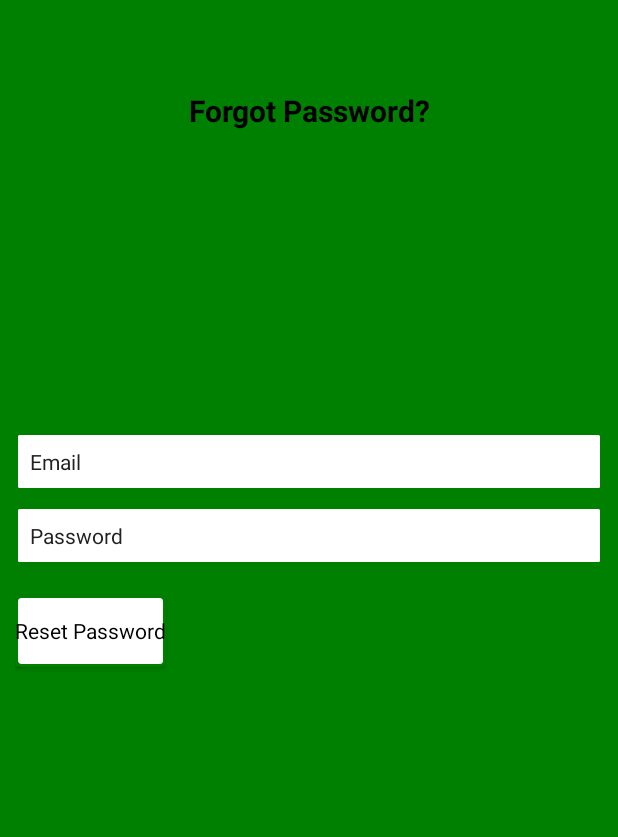
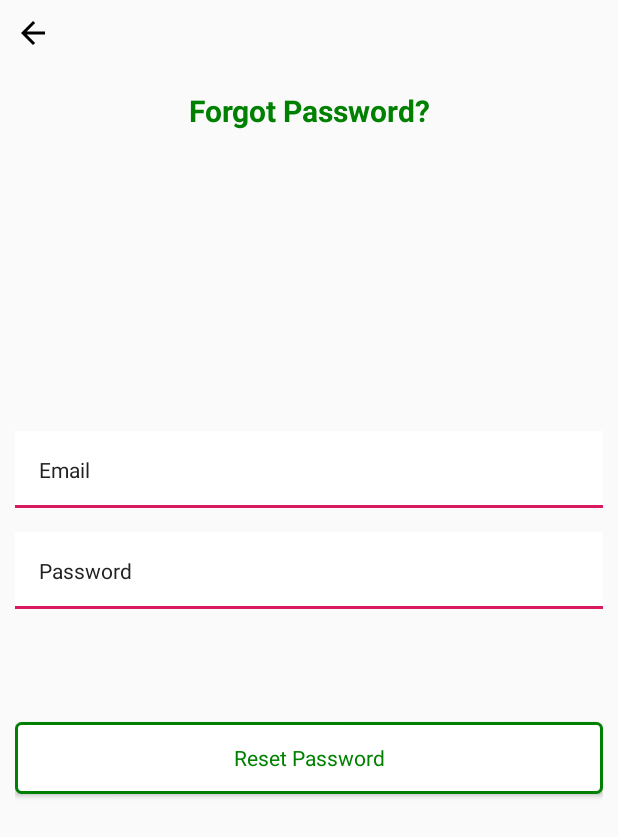
Before and after one commit to musicophile/Filymart-Android-App, an Android app: the ForgotPasswordActivity screen opened directly, with no data from a screen before it, on a phone screen of 412 x 824 dp. Shown: the top 837 px of the screen. Run offline under Robolectric (Android 15) with nearby library versions, the phone set to English and light mode, and no system bars; our stand-ins replace ButterKnife.

Commit message:
modified_shopping ui
Added Shopping navigation from top left menu

```diff
--- a/app/src/main/java/com/example/filymart/ForgotPasswordActivity.java
+++ b/app/src/main/java/com/example/filymart/ForgotPasswordActivity.java
@@ -12,6 +12,7 @@ import android.view.Window;
 import android.view.WindowManager;
 import android.widget.Button;
 import android.widget.EditText;
+import android.widget.TextView;
 import android.widget.Toast;
 
 import com.example.filymart.app.AppConfig;
@@ -38,6 +39,8 @@ public class ForgotPasswordActivity extends AppCompatActivity {
     EditText fpassword;
     @BindView(R.id.btnReset)
     Button btnReset;
+    @BindView(R.id.bacArrow)
+    TextView backArrow;
     private ProgressDialog pDialog;
     private SessionManager session;
     private SQLiteHandler db;
@@ -85,6 +88,10 @@ public class ForgotPasswordActivity extends AppCompatActivity {
                     "Please enter the credentials!", Toast.LENGTH_LONG)
                     .show();
         }
+    }
+    @OnClick(R.id.bacArrow)
+    public void closeThisActivityIntent(){
+        this.finish();
     }
 
     class CreateNewProduct extends AsyncTask<String, String, String> {
--- a/app/src/main/java/com/example/filymart/activity/HomeActivity.java
+++ b/app/src/main/java/com/example/filymart/activity/HomeActivity.java
@@ -36,6 +36,7 @@ import com.example.filymart.LoginActivity;
 import com.example.filymart.NewAddressActivity;
 import com.example.filymart.OtherProductsActivity;
 import com.example.filymart.R;
+import com.example.filymart.RegisterActivity;
 import com.example.filymart.fragment.HomeFragment;
 import com.example.filymart.fragment.BusketsFragment;
 import com.example.filymart.fragment.NotificationsFragment;
@@ -443,7 +444,8 @@ public class HomeActivity extends AppCompatActivity {
 
         }
         if (id == R.id.action_register) {
-            Toast.makeText(getApplicationContext(), "Register user!", Toast.LENGTH_LONG).show();
+            startActivity(new Intent(this, RegisterActivity.class));
+            //Toast.makeText(getApplicationContext(), "Register user!", Toast.LENGTH_LONG).show();
             return true;
         }
 
--- a/app/src/main/java/com/example/filymart/fragment/ShoppingFragment.java
+++ b/app/src/main/java/com/example/filymart/fragment/ShoppingFragment.java
@@ -6,6 +6,7 @@ import android.content.res.Resources;
 import android.graphics.Rect;
 import android.os.AsyncTask;
 import android.os.Bundle;
+import android.os.StrictMode;
 import android.support.v4.app.Fragment;
 import android.support.v7.widget.DefaultItemAnimator;
 import android.support.v7.widget.GridLayoutManager;
@@ -17,6 +18,7 @@ import android.view.View;
 import android.view.ViewGroup;
 import android.widget.Button;
 import android.widget.EditText;
+import android.widget.TextView;
 import android.widget.Toast;
 
 import com.android.volley.Request;
@@ -57,7 +59,7 @@ public class ShoppingFragment extends Fragment {
     @BindView(R.id.searchBar)
     EditText searchBar;
     @BindView(R.id.btnSearch)
-    Button btnSearch;
+    TextView btnSearch;
     private ProductsAdapter adapter;
     private List<Product> productList;
     private ProgressDialog pDialog;
@@ -81,6 +83,7 @@ public class ShoppingFragment extends Fragment {
                              Bundle savedInstanceState) {
         // Inflate the layout for this fragment
         View view = inflater.inflate(R.layout.fragment_shopping, container, false);
+
         ButterKnife.bind(this,view);
 
 
--- a/app/src/main/res/layout/activity_forgot_password.xml
+++ b/app/src/main/res/layout/activity_forgot_password.xml
@@ -1,14 +1,19 @@
 <?xml version="1.0" encoding="utf-8"?>
 <android.support.constraint.ConstraintLayout xmlns:android="http://schemas.android.com/apk/res/android"
+    xmlns:app="http://schemas.android.com/apk/res-auto"
+    xmlns:tools="http://schemas.android.com/tools"
     android:layout_width="match_parent"
     android:layout_height="match_parent"
-    xmlns:tools="http://schemas.android.com/tools"
-    xmlns:app="http://schemas.android.com/apk/res-auto"
-    android:background="@color/colorPrimary"
-    tools:context=".ForgotPasswordActivity"
-    android:padding="10dp">
+    android:padding="10dp"
+    tools:context=".ForgotPasswordActivity">
 
-
+    <TextView
+        android:id="@+id/bacArrow"
+        android:layout_width="wrap_content"
+        android:layout_height="wrap_content"
+        app:layout_constraintStart_toStartOf="parent"
+        app:layout_constraintTop_toTopOf="parent"
+        android:drawableLeft="@drawable/ic_arrow_back_black_24dp"/>
 
 
     <TextView
@@ -16,64 +21,62 @@
         android:layout_width="wrap_content"
         android:layout_height="wrap_content"
         android:layout_marginTop="50dp"
+        android:text="@string/forgot_password"
+        android:textAppearance="?android:textAppearanceSmall"
+        android:textColor="@color/colorPrimaryDark"
         android:textSize="20sp"
         android:textStyle="bold"
-            android:text="@string/forgot_password"
-            android:textAppearance="?android:textAppearanceSmall"
-            android:textColor="@color/input_register_bg"
+        app:layout_constraintEnd_toEndOf="parent"
         app:layout_constraintStart_toStartOf="parent"
-            app:layout_constraintEnd_toEndOf="parent"
-            app:layout_constraintTop_toTopOf="parent"/>
-
-
+        app:layout_constraintTop_toTopOf="parent" />
 
 
     <EditText
         android:id="@+id/email"
         android:layout_width="match_parent"
         android:layout_height="wrap_content"
-                    android:layout_marginTop="10dp"
-                    android:background="@drawable/rounded_edittext_states"
+        android:layout_marginTop="@dimen/edittext_padding"
+        android:background="@drawable/edittext_selector"
         android:hint="@string/hint_email"
         android:inputType="textEmailAddress"
-                    android:padding="10dp"
+        android:padding="@dimen/edittext_padding"
         android:singleLine="true"
+        android:textAppearance="?android:textAppearanceSmall"
         android:textColor="@color/input_login"
         android:textColorHint="@color/input_login"
-                    android:textAppearance="?android:textAppearanceSmall"
         app:layout_constraintBottom_toBottomOf="parent"
         app:layout_constraintTop_toTopOf="parent"
         app:layout_constraintVertical_bias="0.355"
-                    tools:layout_editor_absoluteX="0dp"/>
+        tools:layout_editor_absoluteX="0dp" />
 
     <EditText
         android:id="@+id/password"
         android:layout_width="match_parent"
         android:layout_height="wrap_content"
-                    android:layout_marginTop="10dp"
-                    android:background="@drawable/rounded_edittext_states"
+        android:layout_marginTop="@dimen/edittext_padding"
+        android:background="@drawable/edittext_selector"
         android:hint="@string/hint_password"
         android:inputType="textPassword"
-                    android:padding="10dp"
+        android:padding="@dimen/edittext_padding"
         android:singleLine="true"
+        android:textAppearance="?android:textAppearanceSmall"
         android:textColor="@color/input_login"
         android:textColorHint="@color/input_login"
-                    android:textAppearance="?android:textAppearanceSmall"
-                    app:layout_constraintTop_toBottomOf="@id/email"/>
+        app:layout_constraintTop_toBottomOf="@id/email" />
 
     <!-- Login Button -->
 
     <Button
         android:id="@+id/btnReset"
-                    android:layout_width="wrap_content"
+        android:layout_width="match_parent"
         android:layout_height="wrap_content"
-                    android:layout_marginTop="20dp"
+        android:layout_marginTop="@dimen/profile_height"
         android:background="@drawable/button_white"
         android:text="Reset Password"
-                    android:textColor="@color/input_register_bg"
         android:textAppearance="?android:textAppearanceSmall"
+        android:textColor="@color/colorPrimaryDark"
         app:layout_constraintStart_toStartOf="@id/email"
-                    app:layout_constraintTop_toBottomOf="@id/password"/>
+        app:layout_constraintTop_toBottomOf="@id/password" />
 
 
 </android.support.constraint.ConstraintLayout>
```
Also changed, not shown: app/src/main/res/layout/fragment_shopping.xml (+5 -5 lines). Lines whose indentation alone changed are shown as unchanged.
